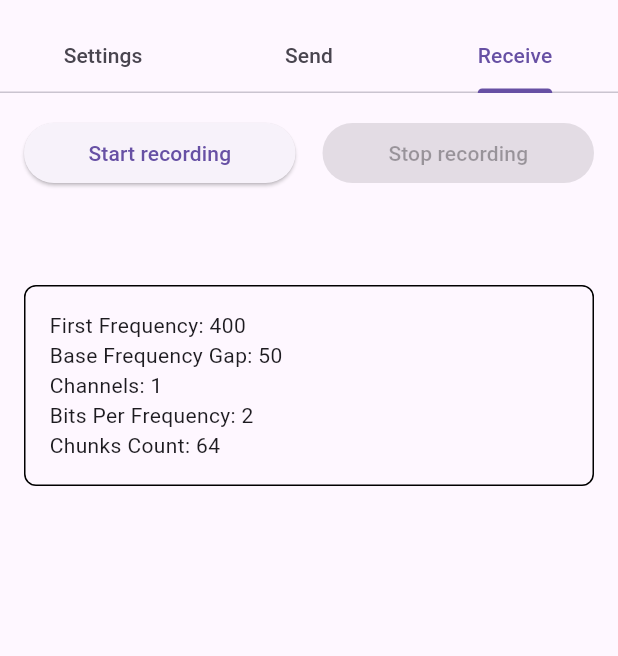
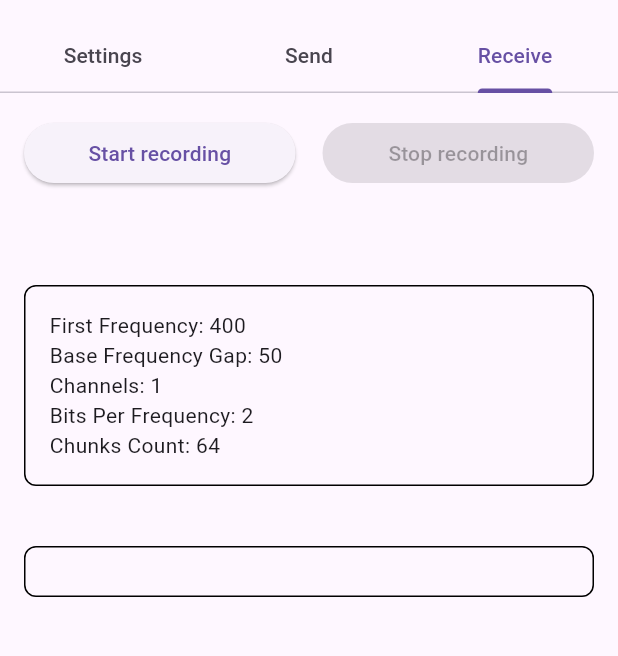
Before and after one commit to snggle/mrumru, a Flutter app: the screen it shows after launch, tab 3 chosen, on a phone screen of 412 x 824 dp, the part 63-719 px from its top. Run offline on Flutter 3.47's test engine with Material 3 defaults, Android fonts, the light colour scheme and no system bars; our stand-ins replace equatable, flutter_bloc, logger, permission_handler; missing offline and left inert: mp_audio_stream, record, stream_isolate, wav.

Commit message:
Before 8th review with points from 7th review 110-136

```diff
--- a/example/lib/page/receive_tab.dart
+++ b/example/lib/page/receive_tab.dart
@@ -71,6 +71,23 @@ class _ReceiveTabState extends State<ReceiveTab> {
                   ),
                   child: SettingsPreview(audioSettingsModel: widget.receiveTabCubit.audioSettingsModel),
                 ),
+                const SizedBox(height: 40),
+                Container(
+                  width: double.infinity,
+                  padding: const EdgeInsets.all(8),
+                  decoration: BoxDecoration(
+                    border: Border.all(
+                      width: 1.0,
+                    ),
+                    borderRadius: BorderRadius.circular(8.0),
+                  ),
+                  child: ValueListenableBuilder<String>(
+                    valueListenable: widget.receiveTabCubit.console,
+                    builder: (BuildContext context, String logs, _) {
+                      return Text(logs, style: const TextStyle(fontSize: 11));
+                    },
+                  ),
+                ),
               ],
             ),
           );
--- a/lib/src/shared/dtos/a_base_frame.dart
+++ b/lib/src/shared/dtos/a_base_frame.dart
@@ -1,3 +1,5 @@
+import 'dart:typed_data';
+
 import 'package:equatable/equatable.dart';
 import 'package:mrumru/src/shared/utils/uints/uint_16.dart';
 
@@ -13,5 +15,5 @@ abstract class ABaseFrame with EquatableMixin {
   Uint16 get frameChecksum;
 
   /// Converts the frame into its binary representation.
-  List<int> toBytes();
+  Uint8List toBytes();
 }
--- a/lib/src/shared/models/frame/frame_collection_model.dart
+++ b/lib/src/shared/models/frame/frame_collection_model.dart
@@ -14,7 +14,7 @@ class FrameCollectionModel extends Equatable {
 
   /// Merges the binary representations of all frames into a single binary string.
   String get mergedBinaryFrames {
-    return frames.map((ABaseFrame frame) => BinaryUtils.frameToBinaryString(Uint8List.fromList(frame.toBytes()))).join();
+    return frames.map((ABaseFrame frame) => BinaryUtils.convertBytesToBinary(frame.toBytes())).join();
   }
 
   /// Merges the data bytes of all data frames into a single byte array.
```
Also changed, not shown: example/lib/cubit/receive_tab_cubit/receive_tab_cubit.dart (+10 -1 lines), lib/mrumru.dart (+1 -65 lines), lib/src/shared/dtos/frame_protocol_id.dart (+15 -15 lines), lib/src/shared/dtos/metadata_frame.dart (+15 -15 lines), lib/src/shared/utils/binary_utils.dart (+5 -7 lines), 9 other files.
